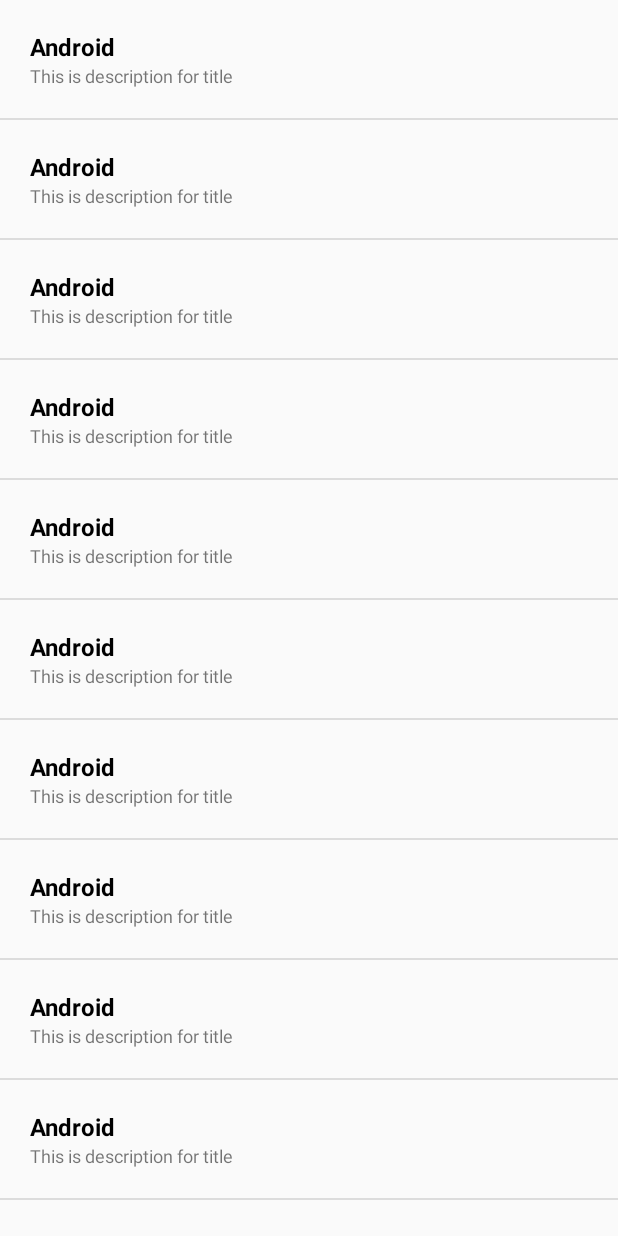
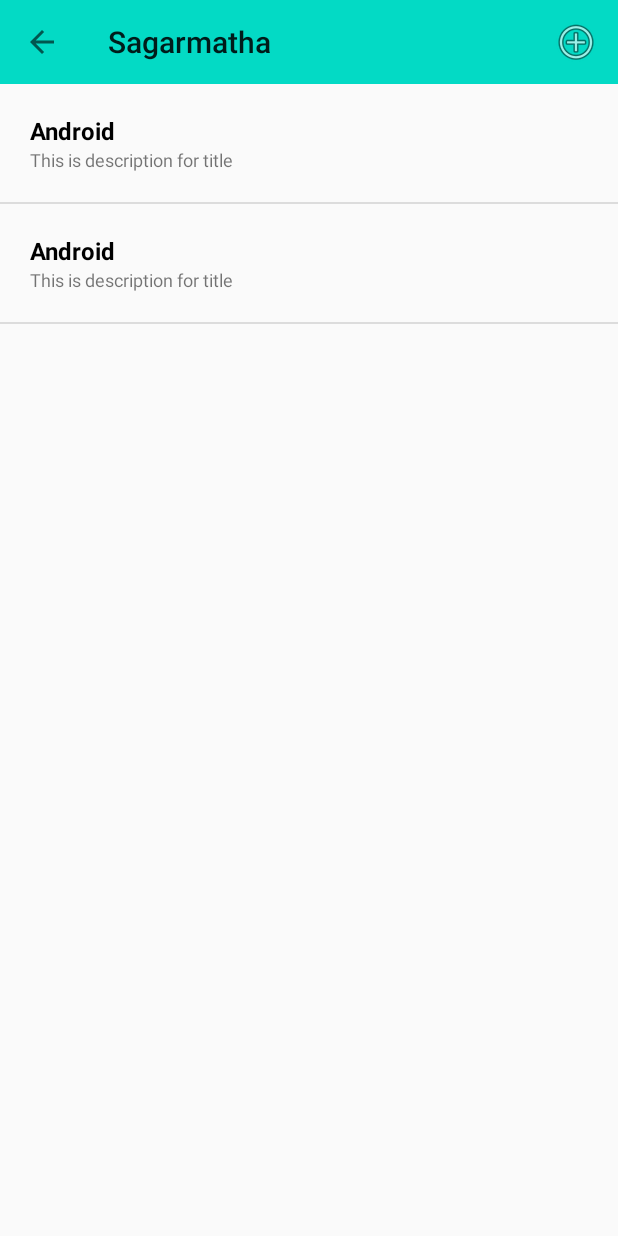
Before and after one commit to crpoudyal/sagarmathaApp, an Android app: the screen it shows after launch (ListExampleActivity), on a phone screen of 412 x 824 dp. Run offline under Robolectric (Android 15) with nearby library versions, the phone set to English and light mode, and no system bars.

Commit message:
add btn to add new list in listview

```diff
--- a/app/src/main/java/com/example/sagarmatha/ListExampleActivity.java
+++ b/app/src/main/java/com/example/sagarmatha/ListExampleActivity.java
@@ -1,14 +1,20 @@
 package com.example.sagarmatha;
 
 import android.os.Bundle;
+import android.view.Menu;
+import android.view.MenuItem;
 import android.widget.ListView;
-
+import androidx.annotation.NonNull;
 import androidx.annotation.Nullable;
 import androidx.appcompat.app.AppCompatActivity;
+import androidx.appcompat.widget.Toolbar;
 
 import java.util.ArrayList;
 
 public class ListExampleActivity extends AppCompatActivity {
+
+    Toolbar toolbar;
+
     public ListView lvTest;
     public ArrayList<ListData> listItems;
     private ListExampleAdapter mAdapter;
@@ -17,27 +23,43 @@ public class ListExampleActivity extends AppCompatActivity {
         super.onCreate(savedInstanceState);
         setContentView(R.layout.list_view_layout);
 
+
+        toolbar = findViewById(R.id.toolbar);
+
+        setSupportActionBar(toolbar);
+        getSupportActionBar().setDisplayShowTitleEnabled(true);
+        getSupportActionBar().setDisplayHomeAsUpEnabled(true);
+
         lvTest = findViewById(R.id.lv_text);
 
         listItems = new ArrayList<>();
-        listItems.add(new ListData("Android","This is description for title"));
-        listItems.add(new ListData("Android","This is description for title"));
-        listItems.add(new ListData("Android","This is description for title"));
-        listItems.add(new ListData("Android","This is description for title"));
-        listItems.add(new ListData("Android","This is description for title"));
-        listItems.add(new ListData("Android","This is description for title"));
-        listItems.add(new ListData("Android","This is description for title"));
-        listItems.add(new ListData("Android","This is description for title"));
-        listItems.add(new ListData("Android","This is description for title"));
         listItems.add(new ListData("Android","This is description for title"));
         listItems.add(new ListData("Android","This is description for title"));
         mAdapter = new ListExampleAdapter(this,listItems);
 
         lvTest.setAdapter(mAdapter);
 
-        listItems.add(new ListData("new title","This is description for title"));
+    }
 
-        mAdapter.notifyDataSetChanged();
+    @Override
+    public boolean onCreateOptionsMenu(Menu menu) {
+        getMenuInflater().inflate(R.menu.lv_menu,menu);
+        return super.onCreateOptionsMenu(menu);
+    }
 
+    @Override
+    public boolean onOptionsItemSelected(@NonNull MenuItem item) {
+        switch (item.getItemId()){
+            case R.id.action_add:
+                listItems.add(new ListData("New title","This is description for title"));
+                mAdapter.notifyDataSetChanged();
+                break;
+            case android.R.id.home:
+                finish();
+                break;
+            default:
+
+        }
+        return super.onOptionsItemSelected(item);
     }
 }
--- a/app/src/main/res/layout/list_view_layout.xml
+++ b/app/src/main/res/layout/list_view_layout.xml
@@ -3,6 +3,12 @@
     android:orientation="vertical"
     android:layout_width="match_parent"
     android:layout_height="match_parent">
+    <androidx.appcompat.widget.Toolbar
+        android:id="@+id/toolbar"
+        android:layout_width="match_parent"
+        android:layout_height="?android:attr/actionBarSize"
+        android:background="@color/teal_200"
+        />
     <ListView
         android:id="@+id/lv_text"
         android:layout_width="match_parent"
--- /dev/null
+++ b/app/src/main/res/menu/lv_menu.xml
@@ -0,0 +1,9 @@
+<?xml version="1.0" encoding="utf-8"?>
+<menu xmlns:android="http://schemas.android.com/apk/res/android"
+    xmlns:app="http://schemas.android.com/apk/res-auto">
+<item android:id="@+id/action_add"
+android:title="Add"
+    android:icon="@android:drawable/ic_menu_add"
+    app:showAsAction="always"
+/>
+</menu>
```
